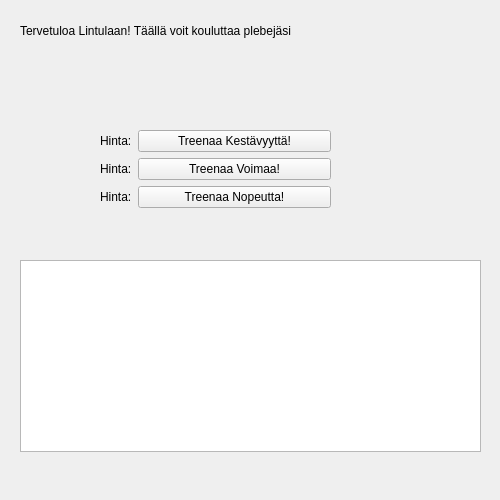
First picture: the form in areenapeli/lintulawindow.ui, repository Aivoapina/ohjsuun_tomato3, before the edit.
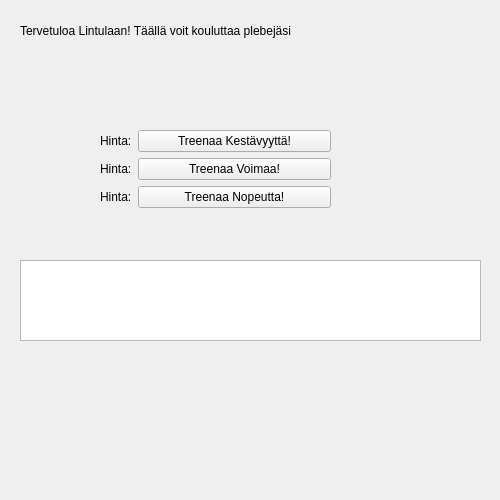
Second picture: the form after the edit.

What changed in the file:
```diff
--- a/areenapeli/lintulawindow.ui
+++ b/areenapeli/lintulawindow.ui
@@ -32,11 +32,11 @@
      <x>20</x>
      <y>260</y>
      <width>461</width>
-     <height>192</height>
+     <height>81</height>
     </rect>
    </property>
   </widget>
-  <widget class="QWidget" name="">
+  <widget class="QWidget" name="layoutWidget">
    <property name="geometry">
     <rect>
      <x>100</x>
```
